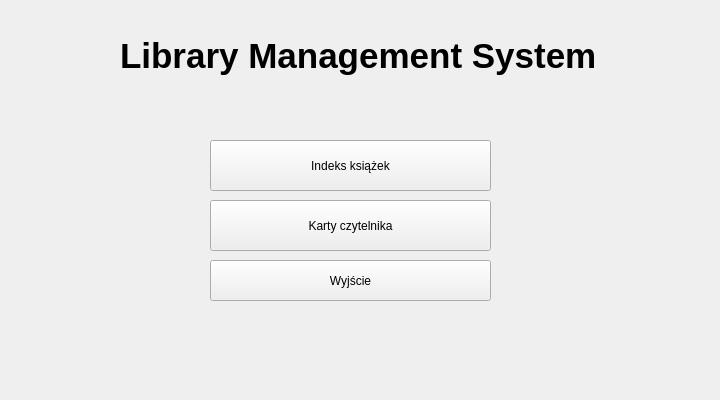
Above: menuscreen.ui from JahoKow/library-management-system_borrowings before the change. Below: the same form after it.
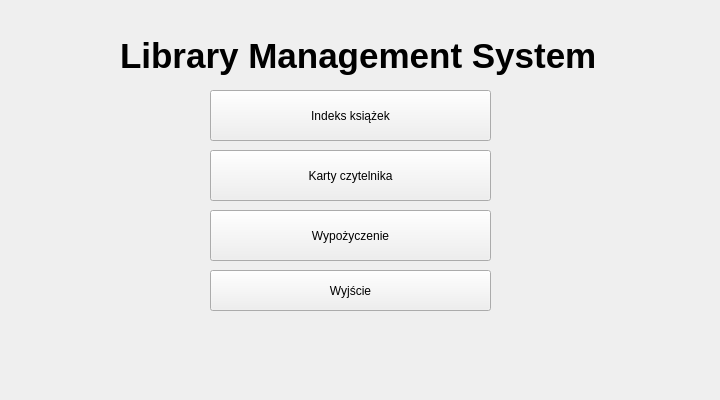
That is the form after the change.

```diff
--- a/menuscreen.ui
+++ b/menuscreen.ui
@@ -36,7 +36,7 @@
    <property name="geometry">
     <rect>
      <x>210</x>
-     <y>140</y>
+     <y>90</y>
      <width>281</width>
      <height>51</height>
     </rect>
@@ -49,7 +49,7 @@
    <property name="geometry">
     <rect>
      <x>210</x>
-     <y>200</y>
+     <y>150</y>
      <width>281</width>
      <height>51</height>
     </rect>
@@ -62,7 +62,7 @@
    <property name="geometry">
     <rect>
      <x>210</x>
-     <y>260</y>
+     <y>270</y>
      <width>281</width>
      <height>41</height>
     </rect>
@@ -71,6 +71,19 @@
     <string>Wyjście</string>
    </property>
   </widget>
+  <widget class="QPushButton" name="borrowingsPageButton">
+   <property name="geometry">
+    <rect>
+     <x>210</x>
+     <y>210</y>
+     <width>281</width>
+     <height>51</height>
+    </rect>
+   </property>
+   <property name="text">
+    <string>Wypożyczenie</string>
+   </property>
+  </widget>
  </widget>
  <resources/>
  <connections/>
```
